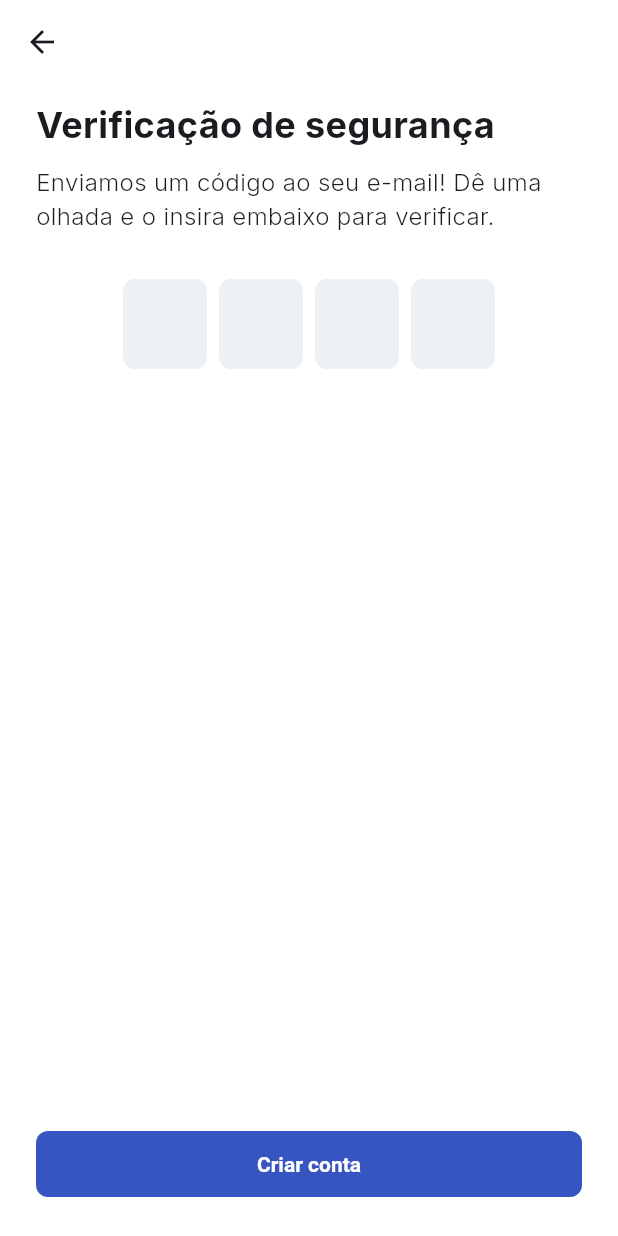
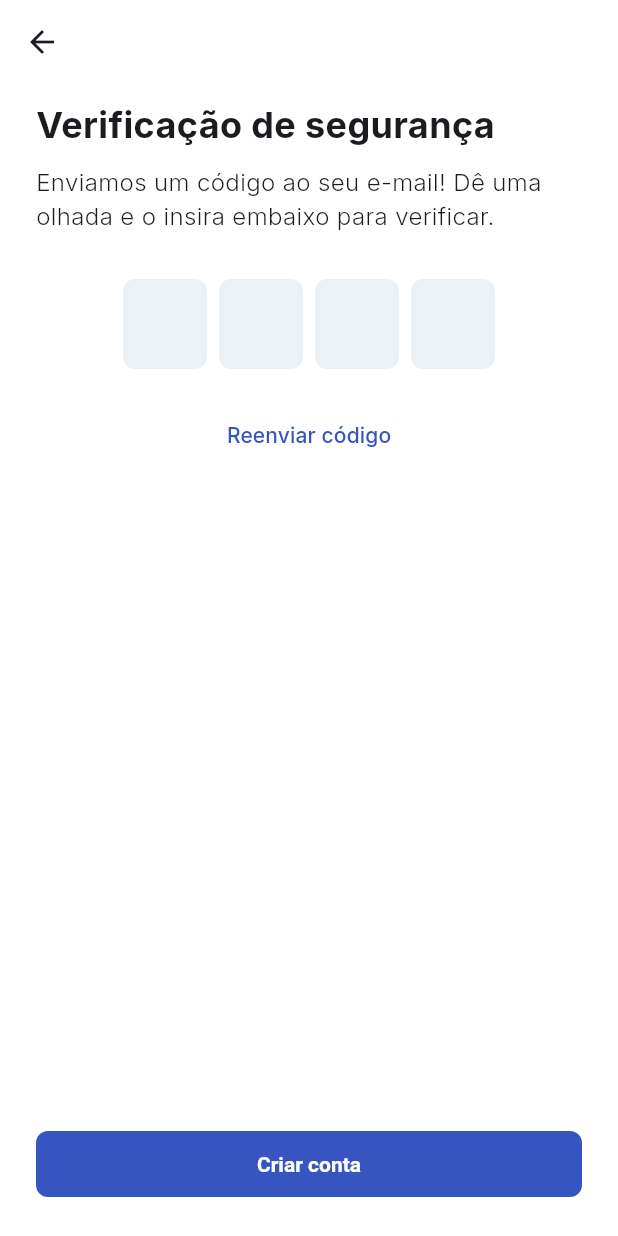
Before and after one commit to LosSantosBoys/PontoAPonto, a Flutter app: the CodeConfirmPage screen opened directly with empty values, on a phone screen of 412 x 824 dp. Run offline on Flutter 3.47's test engine with Material 3 defaults, Android fonts, the phone set to English and light mode, and no system bars; drawn by our look-alikes of pinput; our stand-ins replace cached_network_image, dio, flutter_dotenv, flutter_secure_storage, geocoding, geolocator and 5 more; missing offline and left inert: flutter_settings_ui; accounts and stored records are empty; network calls fail.

Commit message:
adiciona reenvio de códig

```diff
--- a/lib/features/auth/pages/code_confirm_page.dart
+++ b/lib/features/auth/pages/code_confirm_page.dart
@@ -36,6 +36,20 @@ class _CodeConfirmPageState extends State<CodeConfirmPage> {
     } else {
       if (context.mounted) {
         context.showErrorSnackbar("Erro ao verificar o código de verificação. ${result.message}");
+      }
+    }
+  }
+
+  Future<void> _resendCode(BuildContext context) async {
+    final ServiceReturn result = await AuthService().generateOtp(email: widget.email);
+
+    if (result.status == ServiceStatusEnum.success) {
+      if (context.mounted) {
+        context.showSuccessSnackbar("Código de verificação reenviado com sucesso.");
+      }
+    } else {
+      if (context.mounted) {
+        context.showErrorSnackbar(result.message ?? "Erro ao reenviar o código de verificação.");
       }
     }
   }
@@ -88,6 +102,11 @@ class _CodeConfirmPageState extends State<CodeConfirmPage> {
                 },
               ),
             ),
+            const SizedBox(height: 20),
+            TextButton(
+              onPressed: () async => await _resendCode(context),
+              child: const Text("Reenviar código"),
+            ),
           ],
         ),
       ),
```
